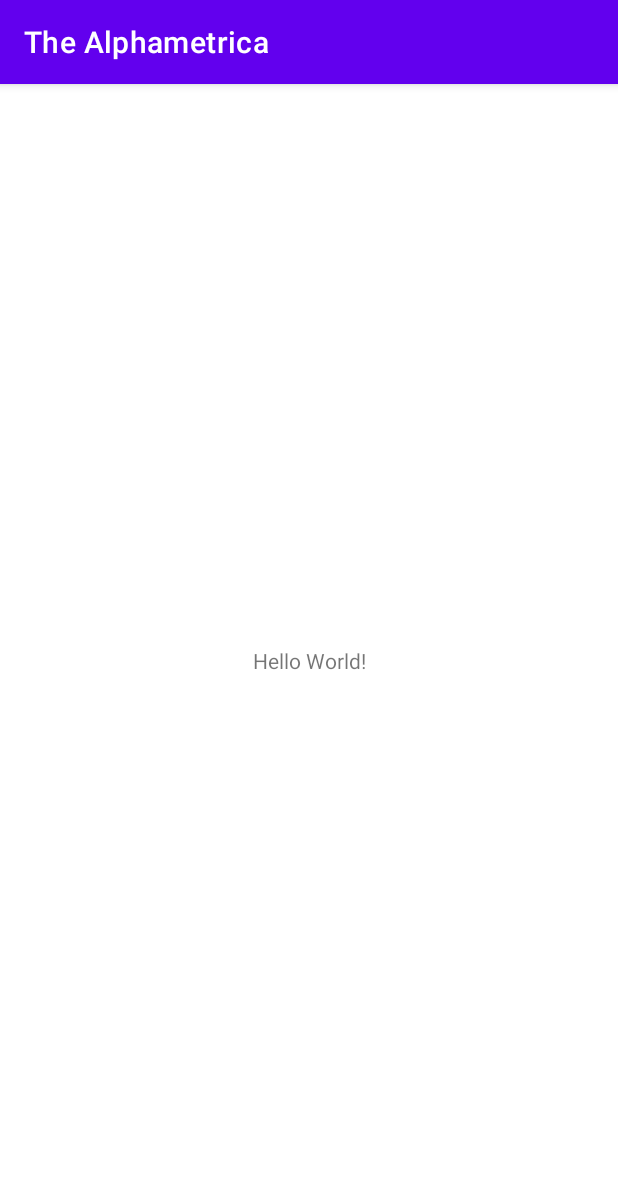
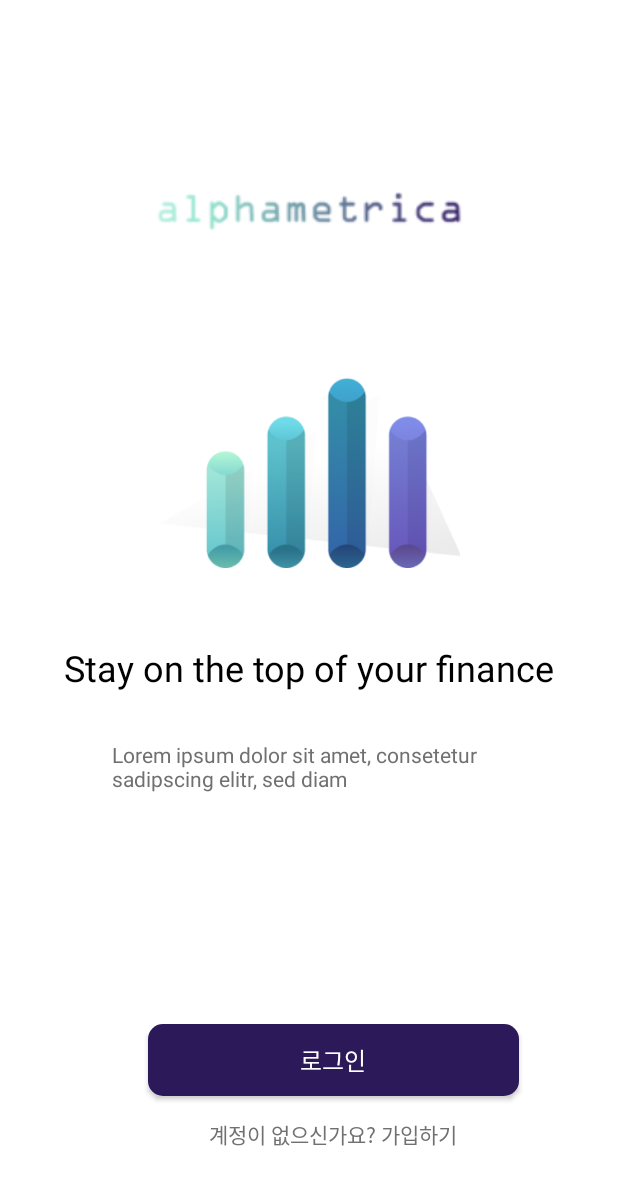
Before and after one commit to Harshdeep4295/Alphametrica, an Android app: the screen it shows after launch (MainActivity), on a phone screen of 412 x 824 dp. Shown: the top 1185 px of the screen. Run offline under Robolectric (Android 15) with nearby library versions, the phone set to English and light mode, and no system bars.

Commit message:
welcome fragment added.

```diff
--- a/app/build.gradle
+++ b/app/build.gradle
@@ -39,6 +39,7 @@ dependencies {
     implementation 'androidx.navigation:navigation-fragment:2.3.5'
     implementation 'androidx.navigation:navigation-ui:2.3.5'
     implementation "android.arch.lifecycle:extensions:1.1.1"
+    implementation 'androidx.legacy:legacy-support-v4:1.0.0'
     testImplementation 'junit:junit:4.+'
     androidTestImplementation 'androidx.test.ext:junit:1.1.1'
     androidTestImplementation 'androidx.test.espresso:espresso-core:3.2.0'
--- a/app/src/main/AndroidManifest.xml
+++ b/app/src/main/AndroidManifest.xml
@@ -9,7 +9,7 @@
         android:roundIcon="@mipmap/ic_launcher_round"
         android:supportsRtl="true"
         android:theme="@style/Theme.TheAlphametrica">
-        <activity android:name=".MainActivity">
+        <activity android:name=".activity.MainActivity">
             <intent-filter>
                 <action android:name="android.intent.action.MAIN" />
 
--- a/app/src/main/java/com/xavi/thealphametrica/activity/MainActivity.java
+++ b/app/src/main/java/com/xavi/thealphametrica/activity/MainActivity.java
@@ -1,8 +1,10 @@
-package com.xavi.thealphametrica;
+package com.xavi.thealphametrica.activity;
 
 import androidx.appcompat.app.AppCompatActivity;
 
 import android.os.Bundle;
+
+import com.xavi.thealphametrica.R;
 
 public class MainActivity extends AppCompatActivity {
 
--- a/app/src/main/java/com/xavi/thealphametrica/fragments/LoginFragment.java
+++ b/app/src/main/java/com/xavi/thealphametrica/fragments/LoginFragment.java
@@ -1,4 +1,4 @@
-package com.xavi.thealphametrica;
+package com.xavi.thealphametrica.fragments;
 
 import android.os.Bundle;
 
@@ -7,6 +7,8 @@ import androidx.fragment.app.Fragment;
 import android.view.LayoutInflater;
 import android.view.View;
 import android.view.ViewGroup;
+
+import com.xavi.thealphametrica.R;
 
 /**
  * A simple {@link Fragment} subclass.
--- a/app/src/main/java/com/xavi/thealphametrica/fragments/RegisterFragment.java
+++ b/app/src/main/java/com/xavi/thealphametrica/fragments/RegisterFragment.java
@@ -1,4 +1,4 @@
-package com.xavi.thealphametrica;
+package com.xavi.thealphametrica.fragments;
 
 import android.os.Bundle;
 
@@ -7,6 +7,8 @@ import androidx.fragment.app.Fragment;
 import android.view.LayoutInflater;
 import android.view.View;
 import android.view.ViewGroup;
+
+import com.xavi.thealphametrica.R;
 
 /**
  * A simple {@link Fragment} subclass.
--- /dev/null
+++ b/app/src/main/res/drawable-v24/rounded_corner.xml
@@ -0,0 +1,5 @@
+<?xml version="1.0" encoding="utf-8"?>
+<shape xmlns:android="http://schemas.android.com/apk/res/android">
+    <corners  android:radius="10dp"/>
+    <solid android:color="@color/button_color"></solid>
+</shape>
--- a/app/src/main/res/layout/activity_main.xml
+++ b/app/src/main/res/layout/activity_main.xml
@@ -1,18 +1,11 @@
 <?xml version="1.0" encoding="utf-8"?>
-<androidx.constraintlayout.widget.ConstraintLayout xmlns:android="http://schemas.android.com/apk/res/android"
+<androidx.coordinatorlayout.widget.CoordinatorLayout xmlns:android="http://schemas.android.com/apk/res/android"
     xmlns:app="http://schemas.android.com/apk/res-auto"
     xmlns:tools="http://schemas.android.com/tools"
     android:layout_width="match_parent"
     android:layout_height="match_parent"
-    tools:context=".MainActivity">
+    tools:context=".activity.MainActivity">
 
-    <TextView
-        android:layout_width="wrap_content"
-        android:layout_height="wrap_content"
-        android:text="Hello World!"
-        app:layout_constraintBottom_toBottomOf="parent"
-        app:layout_constraintLeft_toLeftOf="parent"
-        app:layout_constraintRight_toRightOf="parent"
-        app:layout_constraintTop_toTopOf="parent" />
+    <include layout="@layout/content_main" />
 
-</androidx.constraintlayout.widget.ConstraintLayout>
+</androidx.coordinatorlayout.widget.CoordinatorLayout>
--- a/app/src/main/res/layout/content_main.xml
+++ b/app/src/main/res/layout/content_main.xml
@@ -1,6 +1,20 @@
 <?xml version="1.0" encoding="utf-8"?>
-<androidx.constraintlayout.widget.ConstraintLayout
-    xmlns:android="http://schemas.android.com/apk/res/android" android:layout_width="match_parent"
-    android:layout_height="match_parent">
+<androidx.constraintlayout.widget.ConstraintLayout xmlns:android="http://schemas.android.com/apk/res/android"
+    xmlns:app="http://schemas.android.com/apk/res-auto"
+    android:layout_width="match_parent"
+    android:layout_height="match_parent"
+    app:layout_behavior="@string/appbar_scrolling_view_behavior">
+
+    <fragment
+        android:id="@+id/nav_host_fragment"
+        android:name="androidx.navigation.fragment.NavHostFragment"
+        android:layout_width="0dp"
+        android:layout_height="0dp"
+        app:defaultNavHost="true"
+        app:layout_constraintBottom_toBottomOf="parent"
+        app:layout_constraintLeft_toLeftOf="parent"
+        app:layout_constraintRight_toRightOf="parent"
+        app:layout_constraintTop_toTopOf="parent"
+        app:navGraph="@navigation/nav_graph" />
 
 </androidx.constraintlayout.widget.ConstraintLayout>
--- a/app/src/main/res/layout/fragment_login.xml
+++ b/app/src/main/res/layout/fragment_login.xml
@@ -3,7 +3,7 @@
     xmlns:tools="http://schemas.android.com/tools"
     android:layout_width="match_parent"
     android:layout_height="match_parent"
-    tools:context=".LoginFragment">
+    tools:context=".fragments.LoginFragment">
 
     <!-- TODO: Update blank fragment layout -->
     <TextView
--- a/app/src/main/res/layout/fragment_register.xml
+++ b/app/src/main/res/layout/fragment_register.xml
@@ -3,7 +3,7 @@
     xmlns:tools="http://schemas.android.com/tools"
     android:layout_width="match_parent"
     android:layout_height="match_parent"
-    tools:context=".RegisterFragment">
+    tools:context=".fragments.RegisterFragment">
 
     <!-- TODO: Update blank fragment layout -->
     <TextView
--- a/app/src/main/res/layout/fragment_welcome.xml
+++ b/app/src/main/res/layout/fragment_welcome.xml
@@ -1,14 +1,89 @@
 <?xml version="1.0" encoding="utf-8"?>
-<FrameLayout xmlns:android="http://schemas.android.com/apk/res/android"
+<androidx.constraintlayout.widget.ConstraintLayout xmlns:android="http://schemas.android.com/apk/res/android"
+    xmlns:app="http://schemas.android.com/apk/res-auto"
     xmlns:tools="http://schemas.android.com/tools"
     android:layout_width="match_parent"
     android:layout_height="match_parent"
-    tools:context=".WelcomeFragment">
+    android:background="@color/white"
+    tools:context=".fragments.WelcomeFragment">
 
-    <!-- TODO: Update blank fragment layout -->
+    <ImageView
+        android:id="@+id/imageView"
+        android:layout_width="0dp"
+        android:layout_height="35dp"
+        android:layout_marginStart="32dp"
+        android:layout_marginTop="120dp"
+        android:layout_marginEnd="32dp"
+        app:layout_constraintEnd_toEndOf="parent"
+        app:layout_constraintStart_toStartOf="parent"
+        app:layout_constraintTop_toTopOf="parent"
+        app:srcCompat="@drawable/gradation" />
+
+    <ImageView
+        android:id="@+id/imageView2"
+        android:layout_width="0dp"
+        android:layout_height="127dp"
+        android:layout_marginStart="32dp"
+        android:layout_marginTop="96dp"
+        android:layout_marginEnd="32dp"
+        android:src="@drawable/bars"
+        app:layout_constraintEnd_toEndOf="@+id/imageView"
+        app:layout_constraintHorizontal_bias="0.0"
+        app:layout_constraintStart_toStartOf="@+id/imageView"
+        app:layout_constraintTop_toBottomOf="@+id/imageView" />
+
     <TextView
-        android:layout_width="match_parent"
-        android:layout_height="match_parent"
-        android:text="@string/hello_blank_fragment" />
+        android:id="@+id/textView4"
+        android:layout_width="wrap_content"
+        android:layout_height="wrap_content"
+        android:layout_marginTop="50dp"
+        android:textColor="@color/black"
+        android:textSize="24sp"
+        android:text="@string/stay_on_the_top_of_your_finance"
+        app:layout_constraintEnd_toEndOf="@+id/imageView"
+        app:layout_constraintStart_toStartOf="@+id/imageView"
+        app:layout_constraintTop_toBottomOf="@+id/imageView2" />
 
-</FrameLayout>
+    <TextView
+        android:id="@+id/textView5"
+        android:layout_width="0dp"
+        android:layout_height="wrap_content"
+        android:layout_marginStart="32dp"
+        android:layout_marginTop="32dp"
+        android:textColor="@color/text_hint"
+        android:text="@string/lorem_ipsum"
+        app:layout_constraintEnd_toEndOf="@+id/textView4"
+        app:layout_constraintStart_toStartOf="@+id/textView4"
+        app:layout_constraintTop_toBottomOf="@+id/textView4" />
+
+    <Button
+        android:id="@+id/loginButton"
+        android:layout_width="0dp"
+        android:layout_height="wrap_content"
+        android:layout_marginStart="24dp"
+        android:layout_marginEnd="24dp"
+        android:layout_marginBottom="8dp"
+        android:background="@drawable/rounded_corner"
+        android:text="@string/login"
+        android:textColor="@color/white"
+        android:textSize="16sp"
+        app:layout_constraintBottom_toTopOf="@+id/signUpButton"
+        app:layout_constraintEnd_toEndOf="@+id/textView5"
+        app:layout_constraintHorizontal_bias="1.0"
+        app:layout_constraintStart_toStartOf="@+id/textView5"
+        app:layout_constraintTop_toBottomOf="@+id/textView5"
+        app:layout_constraintVertical_bias="1.0" />
+
+    <TextView
+        android:id="@+id/signUpButton"
+        android:layout_width="0dp"
+        android:layout_height="35dp"
+        android:layout_marginBottom="50dp"
+        android:text="@string/sign_up"
+        android:gravity="center"
+        android:textColor="@color/text_hint"
+        app:layout_constraintBottom_toBottomOf="parent"
+        app:layout_constraintEnd_toEndOf="@+id/loginButton"
+        app:layout_constraintStart_toStartOf="@+id/loginButton" />
+
+</androidx.constraintlayout.widget.ConstraintLayout>
--- a/app/src/main/res/navigation/nav_graph.xml
+++ b/app/src/main/res/navigation/nav_graph.xml
@@ -7,7 +7,7 @@
 
     <fragment
         android:id="@+id/WelcomeFragment"
-        android:name="com.lab.alphametrica.WelcomeFragment"
+        android:name="com.xavi.thealphametrica.fragments.WelcomeFragment"
         android:label="@string/welcome"
         tools:layout="@layout/fragment_welcome">
         <action
@@ -23,7 +23,7 @@
     </fragment>
     <fragment
         android:id="@+id/LoginFragment"
-        android:name="com.lab.alphametrica.LoginFragment"
+        android:name="com.xavi.thealphametrica.fragments.LoginFragment"
         android:label="@string/login"
         tools:layout="@layout/fragment_login">
 
@@ -35,7 +35,7 @@
     </fragment>
     <fragment
         android:id="@+id/RegisterFragment"
-        android:name="com.lab.alphametrica.RegisterFragment"
+        android:name="com.xavi.thealphametrica.fragments.RegisterFragment"
         android:label="@string/register_fragment"
         tools:layout="@layout/fragment_register">
 
--- a/app/src/main/res/values-night/themes.xml
+++ b/app/src/main/res/values-night/themes.xml
@@ -1,6 +1,6 @@
 <resources xmlns:tools="http://schemas.android.com/tools">
     <!-- Base application theme. -->
-    <style name="Theme.TheAlphametrica" parent="Theme.MaterialComponents.DayNight.DarkActionBar">
+    <style name="Theme.TheAlphametrica" parent="Theme.MaterialComponents.DayNight.NoActionBar.Bridge">
         <!-- Primary brand color. -->
         <item name="colorPrimary">@color/purple_200</item>
         <item name="colorPrimaryVariant">@color/purple_700</item>
--- a/app/src/main/res/values/colors.xml
+++ b/app/src/main/res/values/colors.xml
@@ -7,4 +7,6 @@
     <color name="teal_700">#FF018786</color>
     <color name="black">#FF000000</color>
     <color name="white">#FFFFFFFF</color>
+    <color name="text_hint">#707070</color>
+    <color name="button_color">#2C195A</color>
 </resources>
--- a/app/src/main/res/values/strings.xml
+++ b/app/src/main/res/values/strings.xml
@@ -1,3 +1,10 @@
 <resources>
     <string name="app_name">The Alphametrica</string>
+    <string name="hello_blank_fragment">Hello blank fragment</string>
+    <string name="stay_on_the_top_of_your_finance">Stay on the top of your finance</string>
+    <string name="lorem_ipsum">Lorem ipsum dolor sit amet, consetetur sadipscing elitr, sed diam</string>
+    <string name="login">로그인</string>
+    <string name="sign_up">계정이 없으신가요? 가입하기</string>
+    <string name="welcome">"Welcome !"</string>
+    <string name="register_fragment">RegisterFragment</string>
 </resources>
--- a/app/src/main/res/values/themes.xml
+++ b/app/src/main/res/values/themes.xml
@@ -1,6 +1,6 @@
 <resources xmlns:tools="http://schemas.android.com/tools">
     <!-- Base application theme. -->
-    <style name="Theme.TheAlphametrica" parent="Theme.MaterialComponents.DayNight.DarkActionBar">
+    <style name="Theme.TheAlphametrica" parent="Theme.MaterialComponents.DayNight.NoActionBar.Bridge">
         <!-- Primary brand color. -->
         <item name="colorPrimary">@color/purple_500</item>
         <item name="colorPrimaryVariant">@color/purple_700</item>
```
Also changed, not shown: app/src/main/java/com/xavi/thealphametrica/fragments/WelcomeFragment.java (+28 -49 lines), app/src/main/res/drawable-v24/bars.png (added), app/src/main/res/drawable-v24/gradation.png (added).
